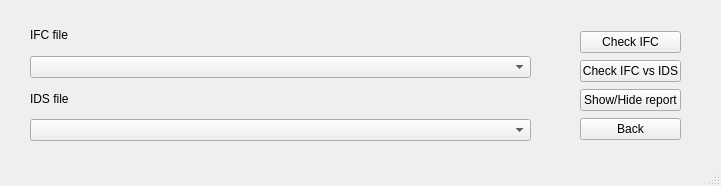
Qt form GUI_Windows/check.ui (ivanfelipeib/Masterarbeit) before a commit.
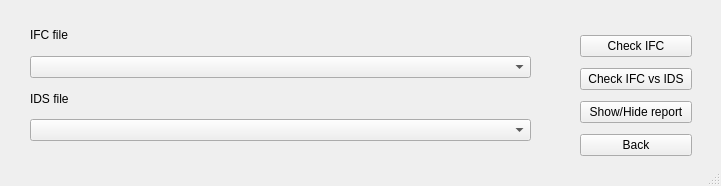
The same form after that commit.

Commit message: Complete buttons in Main window -main window load subwindows - Some ui elemenst were renamed -TODO: complete class CheckWindow

Patch:
```diff
--- a/GUI_Windows/check.ui
+++ b/GUI_Windows/check.ui
@@ -14,7 +14,7 @@
    <string>Compliance Check Window</string>
   </property>
   <widget class="QWidget" name="centralwidget">
-   <widget class="QWidget" name="">
+   <widget class="QWidget" name="layoutWidget">
     <property name="geometry">
      <rect>
       <x>30</x>
@@ -54,13 +54,13 @@
      </item>
     </layout>
    </widget>
-   <widget class="QWidget" name="">
+   <widget class="QWidget" name="layoutWidget">
     <property name="geometry">
      <rect>
       <x>580</x>
       <y>30</y>
-      <width>101</width>
-      <height>112</height>
+      <width>112</width>
+      <height>132</height>
      </rect>
     </property>
     <layout class="QVBoxLayout" name="verticalLayout_4">
```
Left out of the diff: 12 changed lines with no effect on the pictures. The commit also changes 1 other file.
